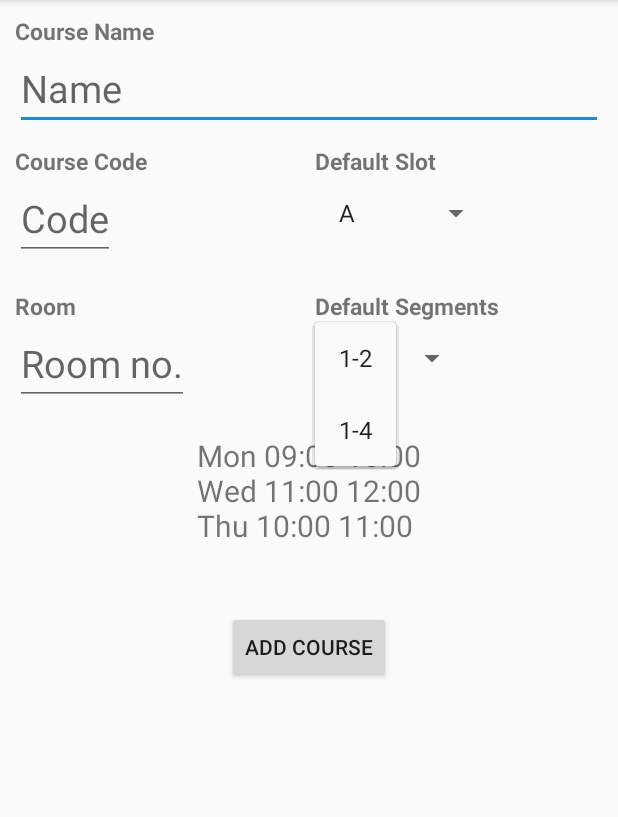
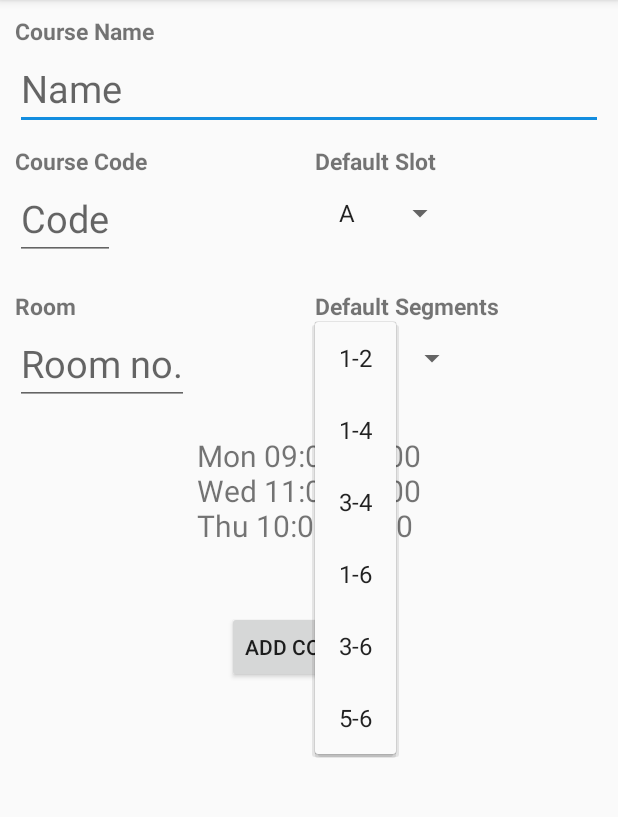
Before and after one commit to DarkKnight2000/ADashboard, an Android app: the AddCourse screen opened directly, with no data from a screen before it, after a tap on "1-2", on a phone screen of 412 x 824 dp, the part 84-901 px from its top. Run offline under Robolectric (Android 15) with nearby library versions, the phone set to English and light mode, and no system bars; libraries missing offline, so code that uses them is left out: io.realm; 1 statement that could not run was skipped.

```diff
--- a/app/build.gradle
+++ b/app/build.gradle
@@ -41,4 +41,5 @@ dependencies {
     androidTestImplementation 'androidx.test.espresso:espresso-core:3.1.1'
     implementation 'com.android.support:recyclerview-v7:28.0.0'
     implementation 'com.android.support:cardview-v7:28.0.0'
+    implementation 'com.android.support:support-v4:28.0.0'
 }
--- a/app/src/main/java/com/rishi/dash3/Activties/AddCourse.kt
+++ b/app/src/main/java/com/rishi/dash3/Activties/AddCourse.kt
@@ -24,7 +24,7 @@ class AddCourse : AppCompatActivity() {
         realm = Realm.getDefaultInstance()
 
         // Inflate the layout for this fragment
-        Log.i("Hey","view")
+        //Log.i("Hey","view")
         val name = findViewById<EditText>(R.id.textView2)
         val code = findViewById<EditText>(R.id.textView3)
         val room = findViewById<EditText>(R.id.room)
@@ -32,12 +32,29 @@ class AddCourse : AppCompatActivity() {
         val segSel = findViewById<Spinner>(R.id.segSel)
         //val preCls= findViewById<TextView>(R.id.defClses)
         val classMap:HashMap<String, ArrayList<String>> = HashMap()
-        classMap["A"] =  arrayListOf("Mon 09:00 10:00", "Wed 11:00 12:00", "Thu 10:00 11:00")
-        classMap["B"] = arrayListOf("Tue 09:00 10:00")
+        classMap["A"] = arrayListOf("Mon 09:00 10:00", "Wed 11:00 12:00", "Thu 10:00 11:00")
+        classMap["B"] = arrayListOf("Mon 10:00 11:00", "Wed 09:00 10:00", "Thu 11:00 12:00")
+        classMap["C"] = arrayListOf("Mon 11:00 12:00", "Wed 10:00 11:00", "Thu 09:00 10:00")
+        classMap["D"] = arrayListOf("Mon 12:00 13:00", "Wed 09:00 10:00", "Fri 11:00 12:00")
+        classMap["E"] = arrayListOf("Tue 10:00 11:00", "Thu 12:00 13:00", "Fri 09:00 10:00")
+        classMap["F"] = arrayListOf("Tue 11:00 12:00", "Wed 14:30 15:30", "Thu 10:00 11:00")
+        classMap["G"] = arrayListOf("Tue 12:00 13:00", "Wed 12:00 13:00", "Fri 12:00 13:00")
+        classMap["P"] = arrayListOf("Mon 14:30 16:00", "Thu 16:00 17:30")
+        classMap["Q"] = arrayListOf("Mon 16:00 17:30", "Thu 14:30 16:00")
+        classMap["R"] = arrayListOf("Tue 14:30 16:00", "Fri 16:00 17:30")
+        classMap["S"] = arrayListOf("Tue 16:00 17:30", "Fri 14:30 16:00")
+        classMap["W"] = arrayListOf("Mon 17:30 19:00", "Thu 17:30 19:00")
+        classMap["X"] = arrayListOf("Mon 19:00 20:30", "Thu 19:00 20:30")
+        classMap["Y"] = arrayListOf("Tue 17:30 19:00", "Fri 17:30 19:00")
+        classMap["Z"] = arrayListOf("Tue 19:00 20:30", "Fri 19:00 20:30")
         classMap["None"] = arrayListOf()
         val segMap:HashMap<String, ArrayList<String>> = HashMap()
         segMap["1-2"] =  arrayListOf("1-2")
         segMap["1-4"] = arrayListOf("1-2","3-4")
+        segMap["3-4"] =  arrayListOf("3-4")
+        segMap["1-6"] = arrayListOf("1-2","3-4","5-6")
+        segMap["3-6"] = arrayListOf("3-4","5-6")
+        segMap["5-6"] = arrayListOf("5-6")
         val preSlots = classMap.keys.toTypedArray()
         val preSegs = segMap.keys.toTypedArray()
 
@@ -64,6 +81,10 @@ class AddCourse : AppCompatActivity() {
         findViewById<Button>(R.id.addCrse).setOnClickListener {
             if(name.text.toString() == "" || code.text.toString() == "" || room.text.toString() == ""){
                 Toast.makeText(this, "Fill all details", Toast.LENGTH_SHORT).show()
+                return@setOnClickListener
+            }
+            else if(realm.where(EachCourse::class.java).equalTo("crsecode", code.text.toString()).findFirst() != null){
+                Toast.makeText(this, "A course with same code exists!! Try another code or edit that course", Toast.LENGTH_SHORT).show()
                 return@setOnClickListener
             }
             var initID = getNextKey(realm)
--- a/app/src/main/java/com/rishi/dash3/Activties/CourseInfo.kt
+++ b/app/src/main/java/com/rishi/dash3/Activties/CourseInfo.kt
@@ -169,7 +169,7 @@ class CourseInfo: AppCompatActivity(){
         }
 
 
-        val arrayAdapter = ArrayAdapter(this, android.R.layout.simple_spinner_item, weekDays)
+        val arrayAdapter = ArrayAdapter(this, android.R.layout.simple_list_item_1, weekDays)
         daySpinner.adapter = arrayAdapter
 
         daySpinner.onItemSelectedListener = object : AdapterView.OnItemSelectedListener {
--- a/app/src/main/res/layout/activity_courseinfo.xml
+++ b/app/src/main/res/layout/activity_courseinfo.xml
@@ -125,7 +125,8 @@
                     android:text="Date"
                     android:textStyle="bold"
                     android:id="@+id/extraClsDateLabel"
-                    android:padding="10dp"
+                    android:padding="15dp"
+                    android:layout_marginTop="15sp"
                     android:layout_below="@id/segSelector"
                     />
                 <Spinner
@@ -135,7 +136,6 @@
                     android:layout_toEndOf="@id/extraClsDateLabel"
                     android:layout_alignStart="@id/startTime"
                     android:layout_alignTop="@id/extraClsDateLabel"
-                    android:layout_marginTop="10sp"
                     />
                 <TextView
                     android:layout_width="wrap_content"
@@ -145,7 +145,7 @@
                     android:layout_alignStart="@id/startTime"
                     android:layout_alignTop="@id/extraClsDateLabel"
                     android:id="@+id/dateSelector"
-                    android:padding="10dp"
+                    android:padding="15dp"
                     />
 
                 <TextView
--- a/app/src/main/res/layout/activity_main.xml
+++ b/app/src/main/res/layout/activity_main.xml
@@ -3,6 +3,7 @@
 <androidx.coordinatorlayout.widget.CoordinatorLayout
     android:layout_height="match_parent"
     android:layout_width="match_parent"
+    app:layout_behavior="@string/appbar_scrolling_view_behavior"
     xmlns:android="http://schemas.android.com/apk/res/android"
     xmlns:app="http://schemas.android.com/apk/res-auto">
 
```
Also changed, not shown: app/src/main/java/com/rishi/dash3/Adapters/ClassInfoAdapter.kt (+20 -2 lines), app/src/main/res/layout/activity_calendar.xml (+6 -8 lines).
